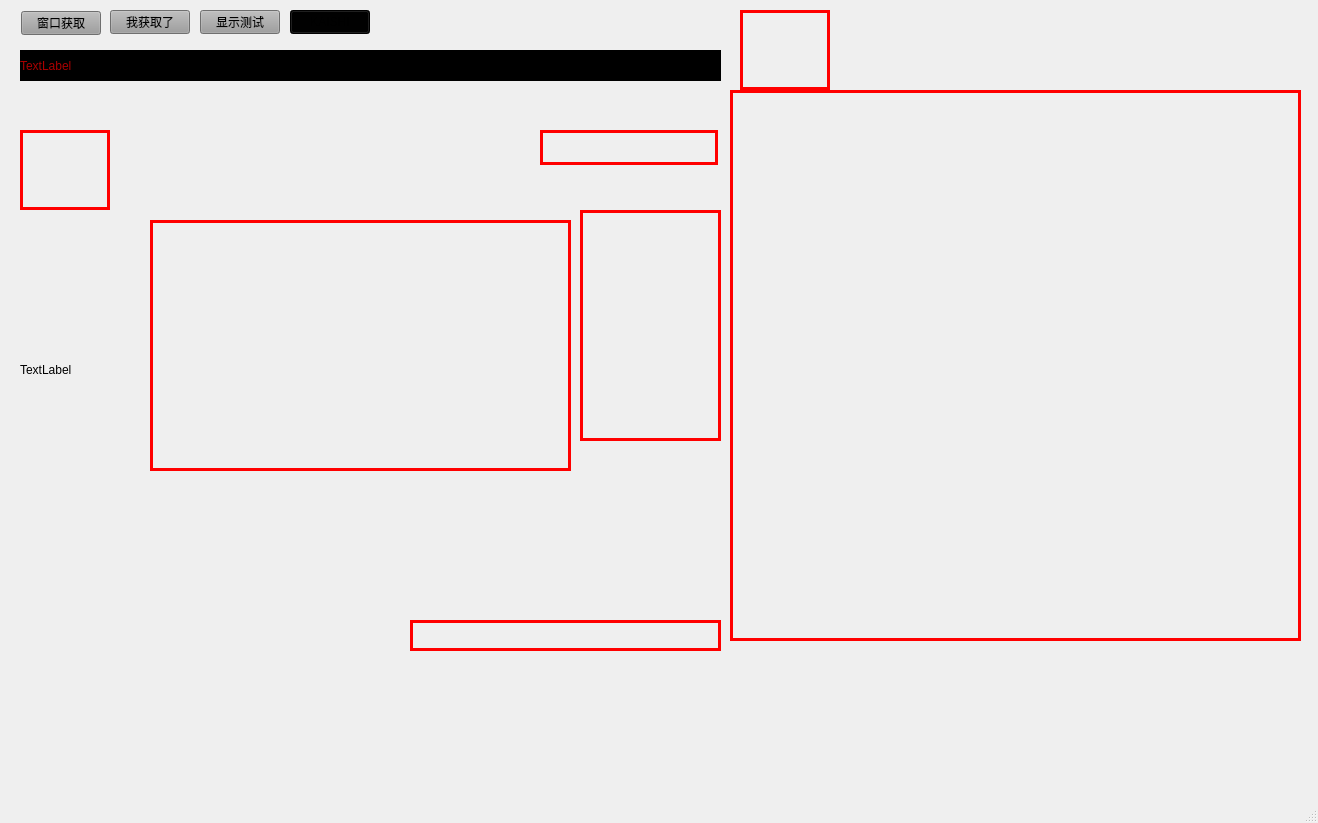
Qt form mainwindow.ui (droplazy/HOOK) before a commit.
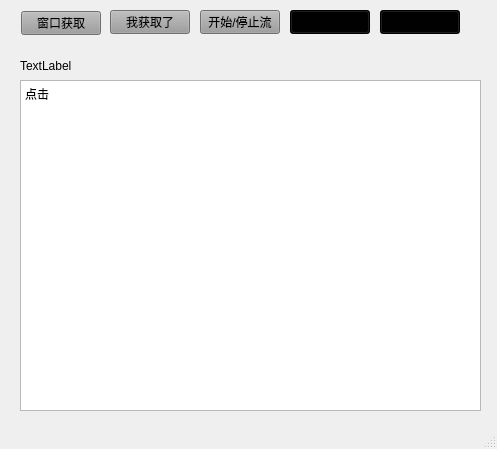
The same form after that commit. Icons and pictures are not drawn.

The edit to the form file:
```diff
--- a/mainwindow.ui
+++ b/mainwindow.ui
@@ -6,57 +6,26 @@
    <rect>
     <x>0</x>
     <y>0</y>
-    <width>1318</width>
-    <height>823</height>
+    <width>497</width>
+    <height>449</height>
    </rect>
   </property>
   <property name="minimumSize">
    <size>
-    <width>800</width>
-    <height>700</height>
+    <width>497</width>
+    <height>449</height>
    </size>
   </property>
   <property name="maximumSize">
    <size>
-    <width>6000</width>
-    <height>6000</height>
+    <width>497</width>
+    <height>449</height>
    </size>
   </property>
   <property name="windowTitle">
    <string>MainWindow</string>
   </property>
   <widget class="QWidget" name="centralwidget">
-   <widget class="QLabel" name="label_gameinfo">
-    <property name="geometry">
-     <rect>
-      <x>20</x>
-      <y>90</y>
-      <width>700</width>
-      <height>560</height>
-     </rect>
-    </property>
-    <property name="minimumSize">
-     <size>
-      <width>700</width>
-      <height>560</height>
-     </size>
-    </property>
-    <property name="maximumSize">
-     <size>
-      <width>700</width>
-      <height>560</height>
-     </size>
-    </property>
-    <property name="styleSheet">
-     <string notr="true">background-image: url(:/pic/3.png);</string>
-    </property>
-    <property name="text">
-     <string>TextLabel</string>
-    </property>
-    <property name="scaledContents">
-     <bool>true</bool>
-    </property>
-   </widget>
    <widget class="QPushButton" name="pushButton_capture">
     <property name="geometry">
      <rect>
@@ -79,13 +48,12 @@
      <rect>
       <x>20</x>
       <y>50</y>
-      <width>701</width>
+      <width>441</width>
       <height>31</height>
      </rect>
     </property>
     <property name="styleSheet">
-     <string notr="true">background-color: rgb(0, 0, 0);
-color: rgb(170, 0, 0);</string>
+     <string notr="true">color: rgb(0, 0, 0);</string>
     </property>
     <property name="text">
      <string>TextLabel</string>
@@ -105,7 +73,7 @@
 background-color: rgb(156, 156, 156);</string>
     </property>
     <property name="text">
-     <string>显示测试</string>
+     <string>开始/停止流</string>
     </property>
    </widget>
    <widget class="QPushButton" name="pushButton_capture_2">
@@ -125,86 +93,6 @@
      <string>我获取了</string>
     </property>
    </widget>
-   <widget class="QLabel" name="label">
-    <property name="geometry">
-     <rect>
-      <x>20</x>
-      <y>130</y>
-      <width>90</width>
-      <height>80</height>
-     </rect>
-    </property>
-    <property name="styleSheet">
-     <string notr="true">border: 3px solid red;background: transparent;</string>
-    </property>
-    <property name="text">
-     <string/>
-    </property>
-   </widget>
-   <widget class="QLabel" name="label_2">
-    <property name="geometry">
-     <rect>
-      <x>540</x>
-      <y>130</y>
-      <width>178</width>
-      <height>35</height>
-     </rect>
-    </property>
-    <property name="styleSheet">
-     <string notr="true">border: 3px solid red;background: transparent;</string>
-    </property>
-    <property name="text">
-     <string/>
-    </property>
-   </widget>
-   <widget class="QLabel" name="label_3">
-    <property name="geometry">
-     <rect>
-      <x>150</x>
-      <y>220</y>
-      <width>421</width>
-      <height>251</height>
-     </rect>
-    </property>
-    <property name="styleSheet">
-     <string notr="true">border: 3px solid red;background: transparent;</string>
-    </property>
-    <property name="text">
-     <string/>
-    </property>
-   </widget>
-   <widget class="QLabel" name="label_4">
-    <property name="geometry">
-     <rect>
-      <x>410</x>
-      <y>620</y>
-      <width>311</width>
-      <height>31</height>
-     </rect>
-    </property>
-    <property name="styleSheet">
-     <string notr="true">border: 3px solid red;background: transparent;</string>
-    </property>
-    <property name="text">
-     <string/>
-    </property>
-   </widget>
-   <widget class="QLabel" name="label_6">
-    <property name="geometry">
-     <rect>
-      <x>580</x>
-      <y>210</y>
-      <width>141</width>
-      <height>231</height>
-     </rect>
-    </property>
-    <property name="styleSheet">
-     <string notr="true">border: 3px solid red;background: transparent;</string>
-    </property>
-    <property name="text">
-     <string/>
-    </property>
-   </widget>
    <widget class="QPushButton" name="pushButton_START">
     <property name="geometry">
      <rect>
@@ -221,36 +109,40 @@
      <string>KAISHI</string>
     </property>
    </widget>
-   <widget class="QLabel" name="label_7">
+   <widget class="QPushButton" name="pushButton_START_2">
     <property name="geometry">
      <rect>
-      <x>740</x>
+      <x>380</x>
       <y>10</y>
-      <width>90</width>
-      <height>80</height>
+      <width>80</width>
+      <height>24</height>
      </rect>
     </property>
     <property name="styleSheet">
-     <string notr="true">border: 3px solid red;background: transparent;</string>
+     <string notr="true">background-color: rgb(1, 1, 1);</string>
     </property>
     <property name="text">
-     <string/>
+     <string>KAISHI</string>
     </property>
    </widget>
-   <widget class="QLabel" name="label_9">
+   <widget class="QTextEdit" name="textEdit">
     <property name="geometry">
      <rect>
-      <x>730</x>
-      <y>90</y>
-      <width>571</width>
-      <height>551</height>
+      <x>20</x>
+      <y>80</y>
+      <width>461</width>
+      <height>331</height>
      </rect>
     </property>
-    <property name="styleSheet">
-     <string notr="true">border: 3px solid red;background: transparent;</string>
-    </property>
-    <property name="text">
-     <string/>
+    <property name="html">
+     <string>&lt;!DOCTYPE HTML PUBLIC &quot;-//W3C//DTD HTML 4.0//EN&quot; &quot;http://www.w3.org/TR/REC-html40/strict.dtd&quot;&gt;
+&lt;html&gt;&lt;head&gt;&lt;meta name=&quot;qrichtext&quot; content=&quot;1&quot; /&gt;&lt;meta charset=&quot;utf-8&quot; /&gt;&lt;style type=&quot;text/css&quot;&gt;
+p, li { white-space: pre-wrap; }
+hr { height: 1px; border-width: 0; }
+li.unchecked::marker { content: &quot;\2610&quot;; }
+li.checked::marker { content: &quot;\2612&quot;; }
+&lt;/style&gt;&lt;/head&gt;&lt;body style=&quot; font-family:'Microsoft YaHei UI'; font-size:9pt; font-weight:400; font-style:normal;&quot;&gt;
+&lt;p style=&quot; margin-top:0px; margin-bottom:0px; margin-left:0px; margin-right:0px; -qt-block-indent:0; text-indent:0px;&quot;&gt;点击&lt;/p&gt;&lt;/body&gt;&lt;/html&gt;</string>
     </property>
    </widget>
   </widget>
```
Left out of the diff: 2 changed lines with no effect on the pictures.
